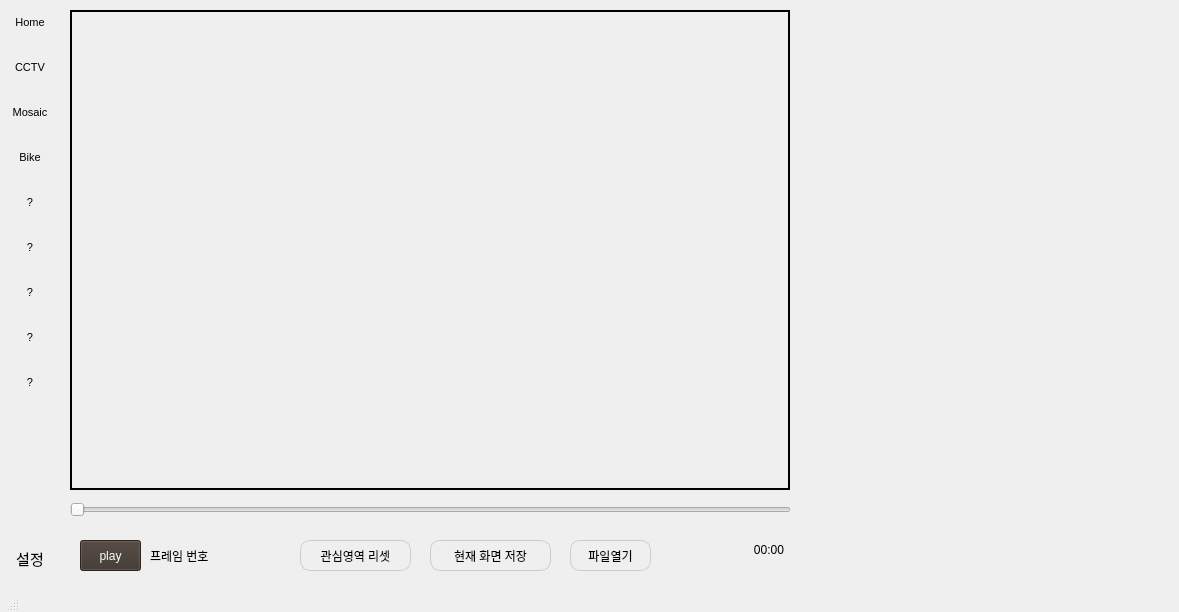
Qt form rsc/ui/untitled.ui (polnet13/kimAI) before a commit.
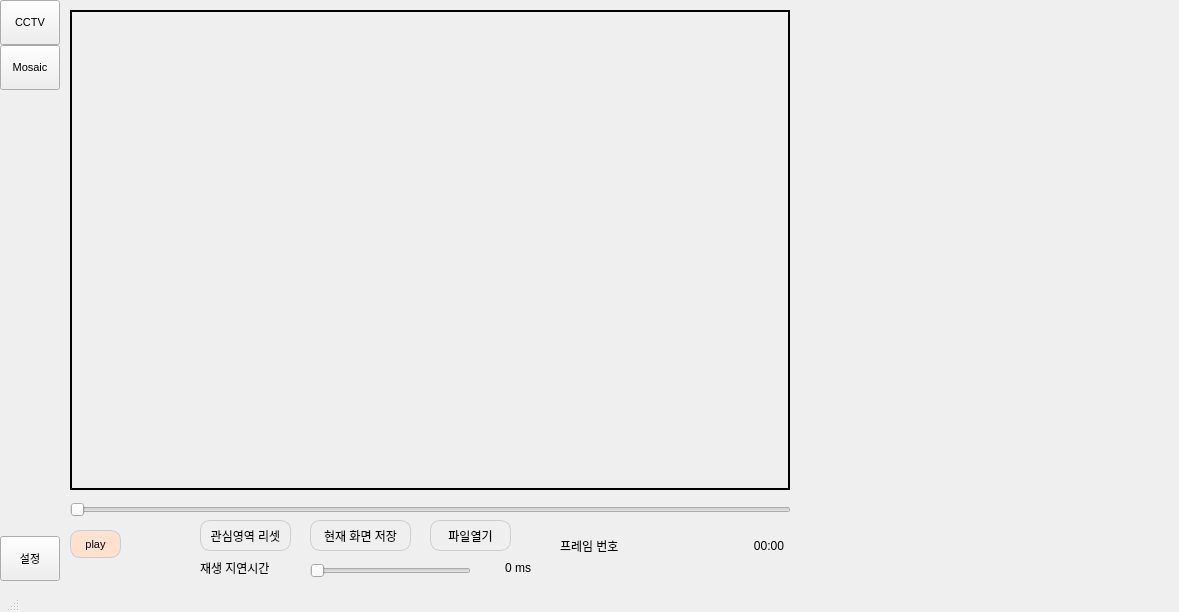
The same form after that commit.

What changed in the file:
```diff
--- a/rsc/ui/untitled.ui
+++ b/rsc/ui/untitled.ui
@@ -105,6 +105,22 @@
          <verstretch>0</verstretch>
         </sizepolicy>
        </property>
+       <property name="styleSheet">
+        <string notr="true">QFrame {
+    border-right: 1px solid rgb(0, 0, 0); /* 오른쪽 테두리만 설정 */
+}
+
+
+QPushButton {
+	font-size: 11px; /* 글자 크기 */
+	padding: 5px 5px; /* 내부 여백 */
+}
+QPushButton:hover {
+	background-color: rgb(255, 255, 127);
+	font-size: 12px; /* 글자 크기 */
+    color: black; /* 호버 상태 텍스트 색상 */
+    }</string>
+       </property>
        <property name="frameShape">
         <enum>QFrame::NoFrame</enum>
        </property>
@@ -136,17 +152,7 @@
            </sizepolicy>
           </property>
           <property name="styleSheet">
-           <string notr="true">QPushButton {
-	border-style: none;
-  	font-size: 11px; /* 글자 크기 */
-	padding: 5px 5px; /* 내부 여백 */
-}
-QPushButton:hover {
-	
-	background-color: rgb(61, 67, 79);
-    font-size: 12px; /* 글자 크기 */
-	color: rgb(255, 248, 171);
-    }</string>
+           <string notr="true"/>
           </property>
           <property name="frameShape">
            <enum>QFrame::NoFrame</enum>
@@ -170,43 +176,6 @@
            <property name="bottomMargin">
             <number>0</number>
            </property>
-           <item>
-            <widget class="QPushButton" name="btn_home">
-             <property name="sizePolicy">
-              <sizepolicy hsizetype="Expanding" vsizetype="Fixed">
-               <horstretch>0</horstretch>
-               <verstretch>0</verstretch>
-              </sizepolicy>
-             </property>
-             <property name="minimumSize">
-              <size>
-               <width>0</width>
-               <height>45</height>
-              </size>
-             </property>
-             <property name="font">
-              <font>
-               <family>Segoe UI</family>
-               <pointsize>-1</pointsize>
-               <weight>50</weight>
-               <italic>false</italic>
-               <bold>false</bold>
-              </font>
-             </property>
-             <property name="cursor">
-              <cursorShape>PointingHandCursor</cursorShape>
-             </property>
-             <property name="layoutDirection">
-              <enum>Qt::LeftToRight</enum>
-             </property>
-             <property name="styleSheet">
-              <string notr="true"/>
-             </property>
-             <property name="text">
-              <string>Home</string>
-             </property>
-            </widget>
-           </item>
            <item>
             <widget class="QPushButton" name="btn_cctv">
              <property name="sizePolicy">
@@ -281,228 +250,6 @@
              </property>
             </widget>
            </item>
-           <item>
-            <widget class="QPushButton" name="btn_bike">
-             <property name="sizePolicy">
-              <sizepolicy hsizetype="Expanding" vsizetype="Fixed">
-               <horstretch>0</horstretch>
-               <verstretch>0</verstretch>
-              </sizepolicy>
-             </property>
-             <property name="minimumSize">
-              <size>
-               <width>0</width>
-               <height>45</height>
-              </size>
-             </property>
-             <property name="font">
-              <font>
-               <family>Segoe UI</family>
-               <pointsize>-1</pointsize>
-               <weight>50</weight>
-               <italic>false</italic>
-               <bold>false</bold>
-              </font>
-             </property>
-             <property name="cursor">
-              <cursorShape>PointingHandCursor</cursorShape>
-             </property>
-             <property name="layoutDirection">
-              <enum>Qt::LeftToRight</enum>
-             </property>
-             <property name="styleSheet">
-              <string notr="true"/>
-             </property>
-             <property name="text">
-              <string>Bike</string>
-             </property>
-            </widget>
-           </item>
-           <item>
-            <widget class="QPushButton" name="btn_temp2">
-             <property name="sizePolicy">
-              <sizepolicy hsizetype="Expanding" vsizetype="Fixed">
-               <horstretch>0</horstretch>
-               <verstretch>0</verstretch>
-              </sizepolicy>
-             </property>
-             <property name="minimumSize">
-              <size>
-               <width>0</width>
-               <height>45</height>
-              </size>
-             </property>
-             <property name="font">
-              <font>
-               <family>Segoe UI</family>
-               <pointsize>-1</pointsize>
-               <weight>50</weight>
-               <italic>false</italic>
-               <bold>false</bold>
-              </font>
-             </property>
-             <property name="cursor">
-              <cursorShape>PointingHandCursor</cursorShape>
-             </property>
-             <property name="layoutDirection">
-              <enum>Qt::LeftToRight</enum>
-             </property>
-             <property name="styleSheet">
-              <string notr="true"/>
-             </property>
-             <property name="text">
-              <string>?</string>
-             </property>
-            </widget>
-           </item>
-           <item>
-            <widget class="QPushButton" name="btn_temp1_2">
-             <property name="sizePolicy">
-              <sizepolicy hsizetype="Expanding" vsizetype="Fixed">
-               <horstretch>0</horstretch>
-               <verstretch>0</verstretch>
-              </sizepolicy>
-             </property>
-             <property name="minimumSize">
-              <size>
-               <width>0</width>
-               <height>45</height>
-              </size>
-             </property>
-             <property name="font">
-              <font>
-               <family>Segoe UI</family>
-               <pointsize>-1</pointsize>
-               <weight>50</weight>
-               <italic>false</italic>
-               <bold>false</bold>
-              </font>
-             </property>
-             <property name="cursor">
-              <cursorShape>PointingHandCursor</cursorShape>
-             </property>
-             <property name="layoutDirection">
-              <enum>Qt::LeftToRight</enum>
-             </property>
-             <property name="styleSheet">
-              <string notr="true"/>
-             </property>
-             <property name="text">
-              <string>?</string>
-             </property>
-            </widget>
-           </item>
-           <item>
-            <widget class="QPushButton" name="btn_temp1_3">
-             <property name="sizePolicy">
-              <sizepolicy hsizetype="Expanding" vsizetype="Fixed">
-               <horstretch>0</horstretch>
-               <verstretch>0</verstretch>
-              </sizepolicy>
-             </property>
-             <property name="minimumSize">
-              <size>
-               <width>0</width>
-               <height>45</height>
-              </size>
-             </property>
-             <property name="font">
-              <font>
-               <family>Segoe UI</family>
-               <pointsize>-1</pointsize>
-               <weight>50</weight>
-               <italic>false</italic>
-               <bold>false</bold>
-              </font>
-             </property>
-             <property name="cursor">
-              <cursorShape>PointingHandCursor</cursorShape>
-             </property>
-             <property name="layoutDirection">
-              <enum>Qt::LeftToRight</enum>
-             </property>
-             <property name="styleSheet">
-              <string notr="true"/>
-             </property>
-             <property name="text">
-              <string>?</string>
-             </property>
-            </widget>
-           </item>
-           <item>
-            <widget class="QPushButton" name="btn_temp1_4">
-             <property name="sizePolicy">
-              <sizepolicy hsizetype="Expanding" vsizetype="Fixed">
-               <horstretch>0</horstretch>
-               <verstretch>0</verstretch>
-              </sizepolicy>
-             </property>
-             <property name="minimumSize">
-              <size>
-               <width>0</width>
-               <height>45</height>
-              </size>
-             </property>
-             <property name="font">
-              <font>
-               <family>Segoe UI</family>
-               <pointsize>-1</pointsize>
-               <weight>50</weight>
-               <italic>false</italic>
-               <bold>false</bold>
-              </font>
-             </property>
-             <property name="cursor">
-              <cursorShape>PointingHandCursor</cursorShape>
-             </property>
-             <property name="layoutDirection">
-              <enum>Qt::LeftToRight</enum>
-             </property>
-             <property name="styleSheet">
-              <string notr="true"/>
-             </property>
-             <property name="text">
-              <string>?</string>
-             </property>
-            </widget>
-           </item>
-           <item>
-            <widget class="QPushButton" name="btn_temp1">
-             <property name="sizePolicy">
-              <sizepolicy hsizetype="Expanding" vsizetype="Fixed">
-               <horstretch>0</horstretch>
-               <verstretch>0</verstretch>
-              </sizepolicy>
-             </property>
-             <property name="minimumSize">
-              <size>
-               <width>0</width>
-               <height>45</height>
-              </size>
-             </property>
-             <property name="font">
-              <font>
-               <family>Segoe UI</family>
-               <pointsize>-1</pointsize>
-               <weight>50</weight>
-               <italic>false</italic>
-               <bold>false</bold>
-              </font>
-             </property>
-             <property name="cursor">
-              <cursorShape>PointingHandCursor</cursorShape>
-             </property>
-             <property name="layoutDirection">
-              <enum>Qt::LeftToRight</enum>
-             </property>
-             <property name="styleSheet">
-              <string notr="true"/>
-             </property>
-             <property name="text">
-              <string>?</string>
-             </property>
-            </widget>
-           </item>
           </layout>
          </widget>
         </item>
@@ -585,17 +332,7 @@
            <enum>Qt::LeftToRight</enum>
           </property>
           <property name="styleSheet">
-           <string notr="true">QPushButton {
-	border-style: none;
-  	font-size: 15px; /* 글자 크기 */
-	padding: 5px 5px; /* 내부 여백 */
-}
-QPushButton:hover {
-	
-	background-color: rgb(61, 67, 79);
-    
-	color: rgb(255, 248, 171);
-    }</string>
+           <string notr="true"/>
           </property>
           <property name="text">
            <string>설정</string>
@@ -643,6 +380,13 @@
       <height>591</height>
      </rect>
     </property>
+    <property name="font">
+     <font>
+      <family>Arial Black</family>
+      <weight>75</weight>
+      <bold>true</bold>
+     </font>
+    </property>
     <property name="styleSheet">
      <string notr="true">QPushButton {
     border: 1px solid #CCCCCC;
@@ -693,8 +437,8 @@
     <widget class="QLabel" name="label_cap_num">
      <property name="geometry">
       <rect>
-       <x>90</x>
-       <y>550</y>
+       <x>500</x>
+       <y>540</y>
        <width>161</width>
        <height>31</height>
       </rect>
@@ -722,9 +466,9 @@
     <widget class="QPushButton" name="btn_region_reset">
      <property name="geometry">
       <rect>
-       <x>240</x>
-       <y>550</y>
-       <width>111</width>
+       <x>140</x>
+       <y>530</y>
+       <width>91</width>
        <height>31</height>
       </rect>
      </property>
@@ -735,8 +479,8 @@
     <widget class="QPushButton" name="btn_fileopen">
      <property name="geometry">
       <rect>
-       <x>510</x>
-       <y>550</y>
+       <x>370</x>
+       <y>530</y>
        <width>81</width>
        <height>31</height>
       </rect>
@@ -748,33 +492,13 @@
       <string>파일열기</string>
      </property>
     </widget>
-    <widget class="QToolButton" name="btn_play">
-     <property name="geometry">
-      <rect>
-       <x>20</x>
-       <y>550</y>
-       <width>61</width>
-       <height>31</height>
-      </rect>
-     </property>
-     <property name="toolTip">
-      <string>단축키: s</string>
-     </property>
-     <property name="styleSheet">
-      <string notr="true">color: #ffffff;
-background-color: rgb(61, 50, 44);</string>
-     </property>
-     <property name="text">
-      <string>play</string>
-     </property>
-    </widget>
     <widget class="QLabel" name="playTimer">
      <property name="geometry">
       <rect>
-       <x>633</x>
-       <y>550</y>
-       <width>91</width>
-       <height>20</height>
+       <x>663</x>
+       <y>540</y>
+       <width>61</width>
+       <height>31</height>
       </rect>
      </property>
      <property name="text">
@@ -787,9 +511,9 @@
     <widget class="QPushButton" name="btn_page_print">
      <property name="geometry">
       <rect>
-       <x>370</x>
-       <y>550</y>
-       <width>121</width>
+       <x>250</x>
+       <y>530</y>
+       <width>101</width>
        <height>31</height>
       </rect>
      </property>
@@ -797,6 +521,95 @@
       <string>현재 화면 저장</string>
      </property>
     </widget>
+    <widget class="QSlider" name="slider_delay">
+     <property name="geometry">
+      <rect>
+       <x>250</x>
+       <y>570</y>
+       <width>161</width>
+       <height>22</height>
+      </rect>
+     </property>
+     <property name="minimum">
+      <number>0</number>
+     </property>
+     <property name="maximum">
+      <number>50</number>
+     </property>
+     <property name="singleStep">
+      <number>1</number>
+     </property>
+     <property name="pageStep">
+      <number>1</number>
+     </property>
+     <property name="value">
+      <number>0</number>
+     </property>
+     <property name="orientation">
+      <enum>Qt::Horizontal</enum>
+     </property>
+    </widget>
+    <widget class="QLabel" name="label_2">
+     <property name="geometry">
+      <rect>
+       <x>140</x>
+       <y>570</y>
+       <width>101</width>
+       <height>16</height>
+      </rect>
+     </property>
+     <property name="text">
+      <string>재생 지연시간</string>
+     </property>
+    </widget>
+    <widget class="QLabel" name="label_delay_time">
+     <property name="geometry">
+      <rect>
+       <x>420</x>
+       <y>570</y>
+       <width>51</width>
+       <height>16</height>
+      </rect>
+     </property>
+     <property name="font">
+      <font>
+       <weight>50</weight>
+       <bold>false</bold>
+      </font>
+     </property>
+     <property name="text">
+      <string>0 ms</string>
+     </property>
+     <property name="alignment">
+      <set>Qt::AlignRight|Qt::AlignTrailing|Qt::AlignVCenter</set>
+     </property>
+    </widget>
+    <widget class="QPushButton" name="btn_play">
+     <property name="geometry">
+      <rect>
+       <x>10</x>
+       <y>540</y>
+       <width>51</width>
+       <height>28</height>
+      </rect>
+     </property>
+     <property name="styleSheet">
+      <string notr="true">QPushButton {
+    color: rgb(0, 0, 0);
+	background-color: rgb(255, 225, 208);
+	font-size: 11px; /* 글자 크기 */
+	padding: 5px 5px; /* 내부 여백 */
+}
+QPushButton:hover {
+	background-color: rgb(85, 170, 255);
+	font-size: 12px; /* 글자 크기 */
+    color: black; /* 호버 상태 텍스트 색상 */
+    }</string>
+     </property>
+     <property name="text">
+      <string>play</string>
+     </property>
+    </widget>
    </widget>
   </widget>
   <widget class="QStatusBar" name="statusbar">
```
